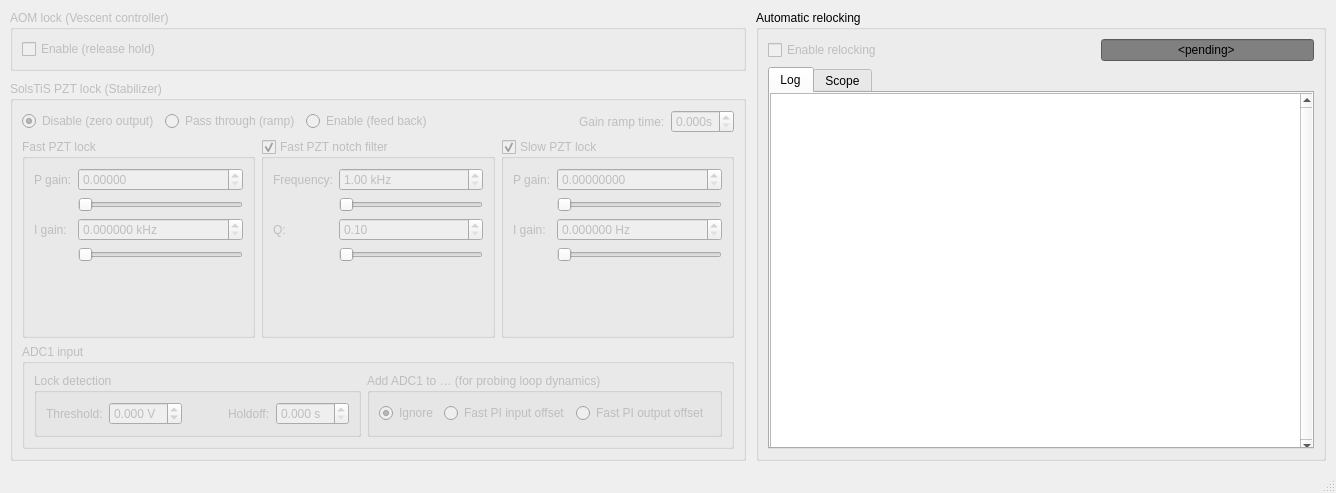
Before: the Qt Designer form l674_lock_ui/app.ui in OxfordIonTrapGroup/stabilizer-ui, drawn with Qt 5.
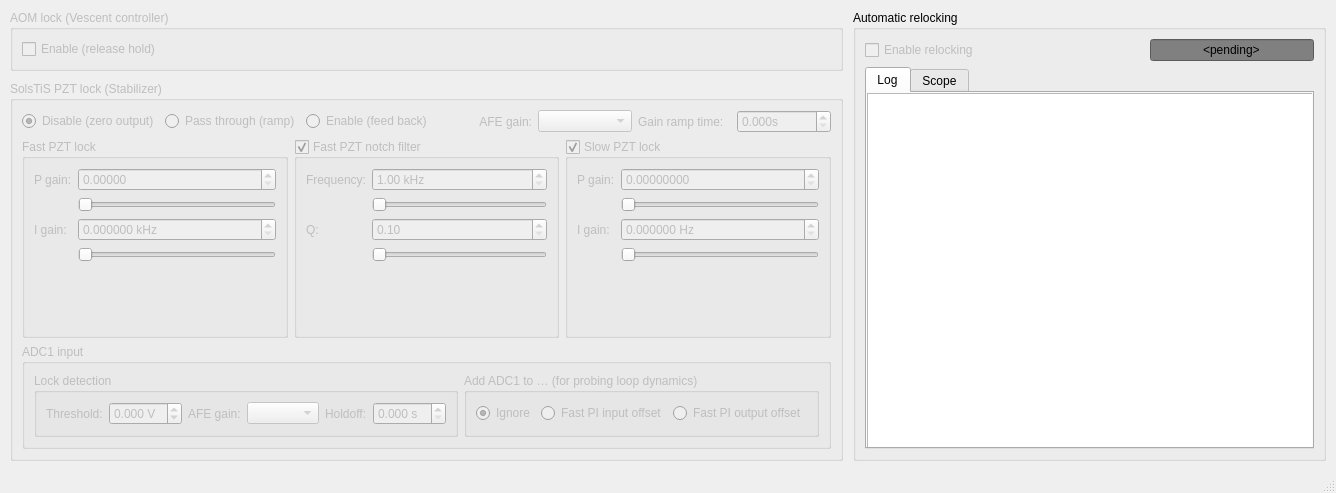
After: the same form once the commit is applied. Custom widgets are drawn as their Qt base class.

Commit message: app.ui: Add AFE gain boxes

```diff
--- a/l674_lock_ui/app.ui
+++ b/l674_lock_ui/app.ui
@@ -123,17 +123,20 @@
             </widget>
            </item>
            <item>
-            <spacer name="horizontalSpacer">
-             <property name="orientation">
-              <enum>Qt::Horizontal</enum>
+            <widget class="QLabel" name="label_11">
+             <property name="text">
+              <string>AFE gain:</string>
              </property>
-             <property name="sizeHint" stdset="0">
-              <size>
-               <width>40</width>
-               <height>20</height>
-              </size>
+             <property name="alignment">
+              <set>Qt::AlignRight|Qt::AlignTrailing|Qt::AlignVCenter</set>
              </property>
-            </spacer>
+             <property name="buddy">
+              <cstring>afe0GainBox</cstring>
+             </property>
+            </widget>
+           </item>
+           <item>
+            <widget class="QComboBox" name="afe0GainBox"/>
            </item>
            <item>
             <widget class="QLabel" name="label_9">
@@ -473,17 +476,17 @@
                 </widget>
                </item>
                <item>
-                <spacer name="horizontalSpacer_2">
-                 <property name="orientation">
-                  <enum>Qt::Horizontal</enum>
+                <widget class="QLabel" name="label_10">
+                 <property name="text">
+                  <string>AFE gain:</string>
                  </property>
-                 <property name="sizeHint" stdset="0">
-                  <size>
-                   <width>40</width>
-                   <height>20</height>
-                  </size>
+                 <property name="buddy">
+                  <cstring>afe1GainBox</cstring>
                  </property>
-                </spacer>
+                </widget>
+               </item>
+               <item>
+                <widget class="QComboBox" name="afe1GainBox"/>
                </item>
                <item>
                 <widget class="QLabel" name="label_8">
```
